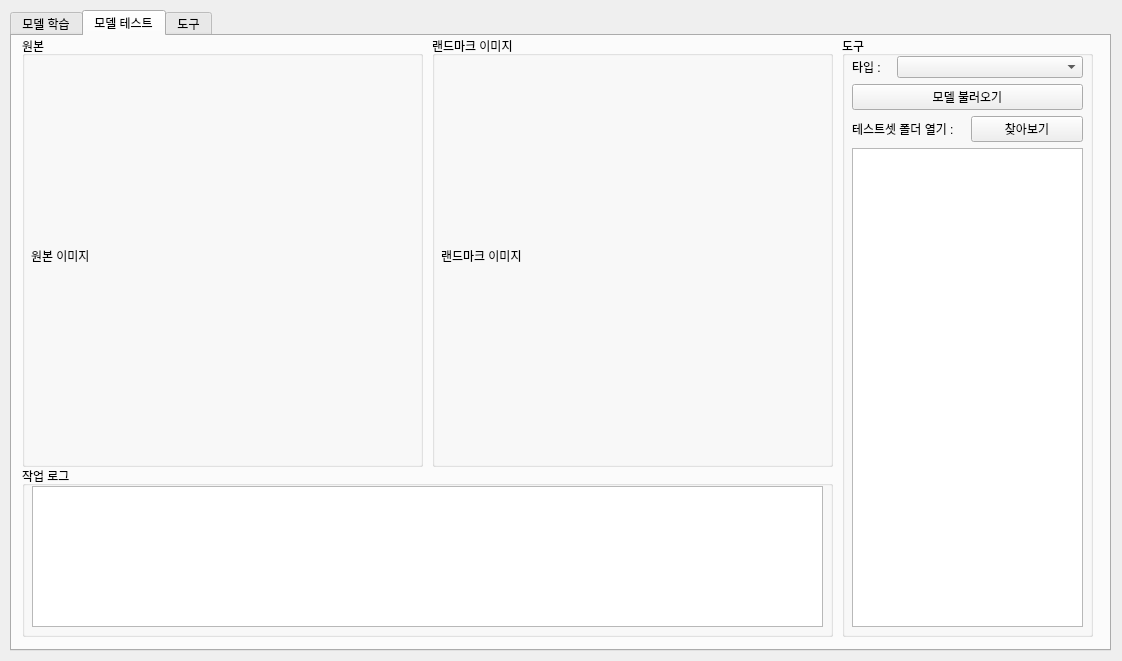
Above: resource/main_form.ui from boa9448/PyAutoMakerHuman before the change. Below: the same form after it.
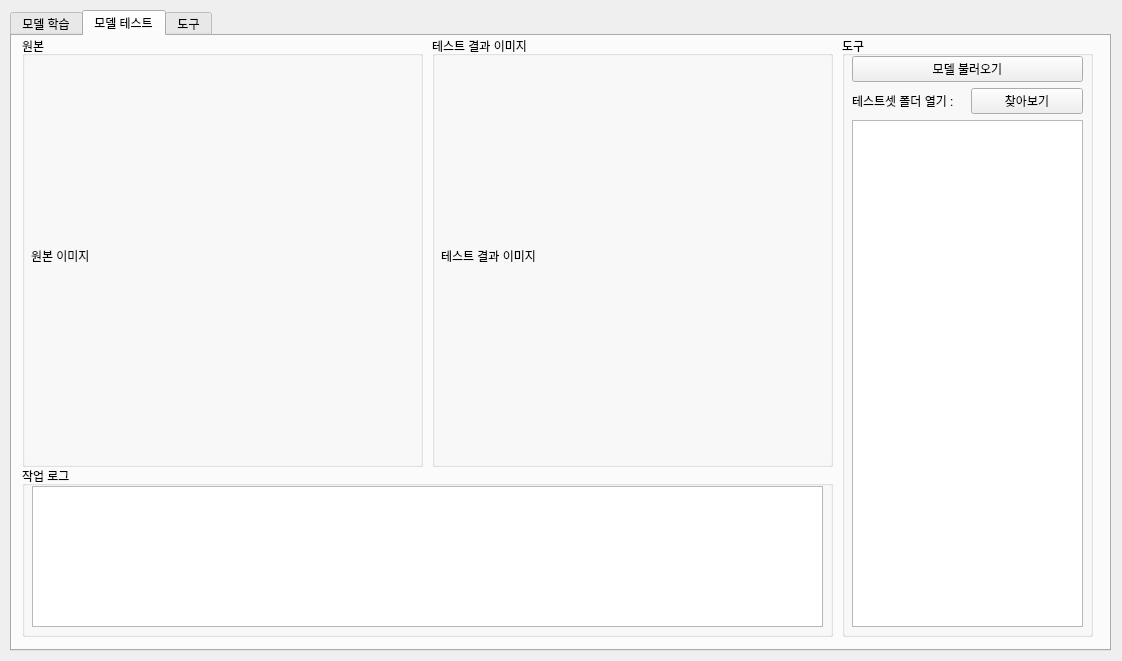
That is the form after the change. The open tabs and pages were chosen to show the change.

Commit message: UI수정, 테스트 탭에서 파일 불러오는 기능 작성

Diff of the .ui file:
```diff
--- a/resource/main_form.ui
+++ b/resource/main_form.ui
@@ -16,7 +16,7 @@
   <property name="windowTitle">
    <string>도우미 유틸</string>
   </property>
-  <widget class="QTabWidget" name="test_log_list">
+  <widget class="QTabWidget" name="main_menu_tab">
    <property name="geometry">
     <rect>
      <x>10</x>
@@ -28,7 +28,7 @@
    <property name="currentIndex">
     <number>0</number>
    </property>
-   <widget class="QWidget" name="tab">
+   <widget class="QWidget" name="train_tab">
     <attribute name="title">
      <string>모델 학습</string>
     </attribute>
@@ -271,7 +271,7 @@
      </widget>
     </widget>
    </widget>
-   <widget class="QWidget" name="tab_2">
+   <widget class="QWidget" name="test_tab">
     <attribute name="title">
      <string>모델 테스트</string>
     </attribute>
@@ -317,7 +317,7 @@
       </rect>
      </property>
      <property name="title">
-      <string>랜드마크 이미지</string>
+      <string>테스트 결과 이미지</string>
      </property>
      <widget class="QWidget" name="verticalLayoutWidget_6">
       <property name="geometry">
@@ -332,7 +332,7 @@
        <item>
         <widget class="QLabel" name="test_result_img_label">
          <property name="text">
-          <string>랜드마크 이미지</string>
+          <string>테스트 결과 이미지</string>
          </property>
         </widget>
        </item>
@@ -363,36 +363,6 @@
       <layout class="QVBoxLayout" name="verticalLayout_11">
        <item>
         <layout class="QVBoxLayout" name="verticalLayout_12">
-         <item>
-          <layout class="QHBoxLayout" name="horizontalLayout_5">
-           <item>
-            <widget class="QLabel" name="label_4">
-             <property name="sizePolicy">
-              <sizepolicy hsizetype="Fixed" vsizetype="Preferred">
-               <horstretch>0</horstretch>
-               <verstretch>0</verstretch>
-              </sizepolicy>
-             </property>
-             <property name="text">
-              <string>타입 :   </string>
-             </property>
-            </widget>
-           </item>
-           <item>
-            <widget class="QComboBox" name="test_type_combo">
-             <property name="accessibleName">
-              <string/>
-             </property>
-             <property name="editable">
-              <bool>false</bool>
-             </property>
-             <property name="placeholderText">
-              <string/>
-             </property>
-            </widget>
-           </item>
-          </layout>
-         </item>
          <item>
           <widget class="QPushButton" name="test_model_load_button">
            <property name="text">
@@ -456,13 +426,13 @@
       </property>
       <layout class="QVBoxLayout" name="verticalLayout_10">
        <item>
-        <widget class="QListWidget" name="listWidget_4"/>
+        <widget class="QListWidget" name="test_log_list"/>
        </item>
       </layout>
      </widget>
     </widget>
    </widget>
-   <widget class="QWidget" name="tab_3">
+   <widget class="QWidget" name="tools_tab">
     <attribute name="title">
      <string>도구</string>
     </attribute>
```
Left out of the diff: 6 changed lines with no effect on the pictures. The commit also changes 2 other files.
